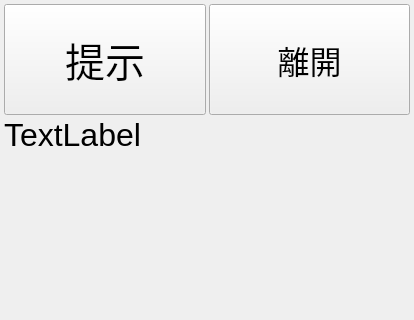
First picture: the form in MemoryGame/widget.ui, repository waynegod/Qt_MemoryGame, before the edit; both pictures show x 0 to 414 and y 0 to 320 of the 414 by 634 pixel window.
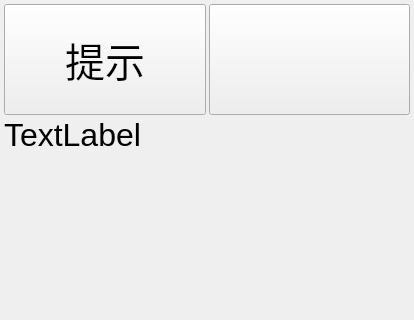
Second picture: the form after the edit. The open tabs and pages were chosen to show the change.

Diff of the .ui file:
```diff
--- a/MemoryGame/widget.ui
+++ b/MemoryGame/widget.ui
@@ -567,7 +567,7 @@
             <enum>Qt::NoFocus</enum>
            </property>
            <property name="text">
-            <string>離開</string>
+            <string/>
            </property>
            <property name="checkable">
             <bool>false</bool>
```
Left out of the diff: 2 changed lines with no effect on the pictures.
